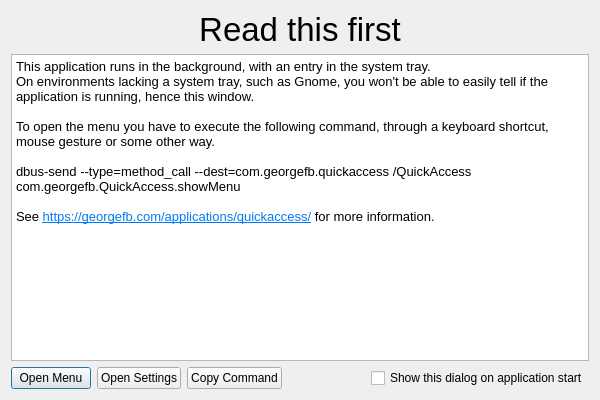
Qt form ui/startupdialog.ui (g-fb/quickaccess) before a commit.
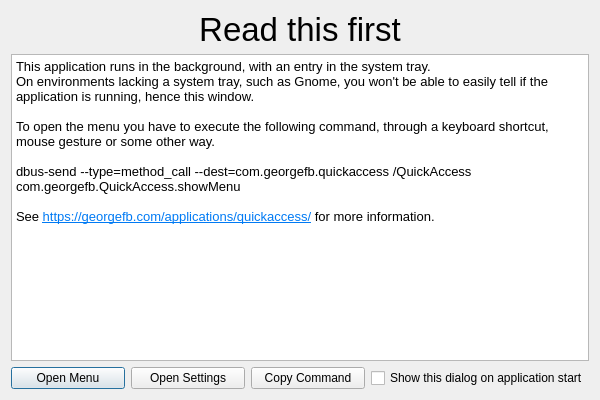
The same form after that commit.

The edit to the form file:
```diff
--- a/ui/startupdialog.ui
+++ b/ui/startupdialog.ui
@@ -62,6 +62,9 @@
          <property name="text">
           <string>Open Menu</string>
          </property>
+         <property name="autoDefault">
+          <bool>true</bool>
+         </property>
         </widget>
        </item>
        <item>
@@ -79,20 +82,7 @@
         </widget>
        </item>
        <item>
-        <spacer name="horizontalSpacer">
-         <property name="orientation">
-          <enum>Qt::Horizontal</enum>
-         </property>
-         <property name="sizeHint" stdset="0">
-          <size>
-           <width>40</width>
-           <height>20</height>
-          </size>
-         </property>
-        </spacer>
-       </item>
-       <item>
-        <widget class="QCheckBox" name="showOnStartUp">
+        <widget class="QCheckBox" name="kcfg_ShowOnStartUp">
          <property name="text">
           <string>Show this dialog on application start</string>
          </property>
```
Left out of the diff: 3 changed lines with no effect on the pictures.
